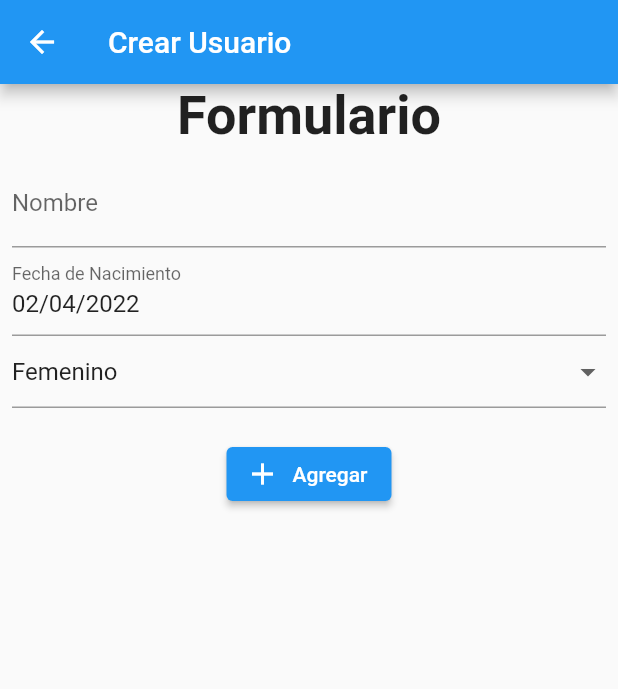
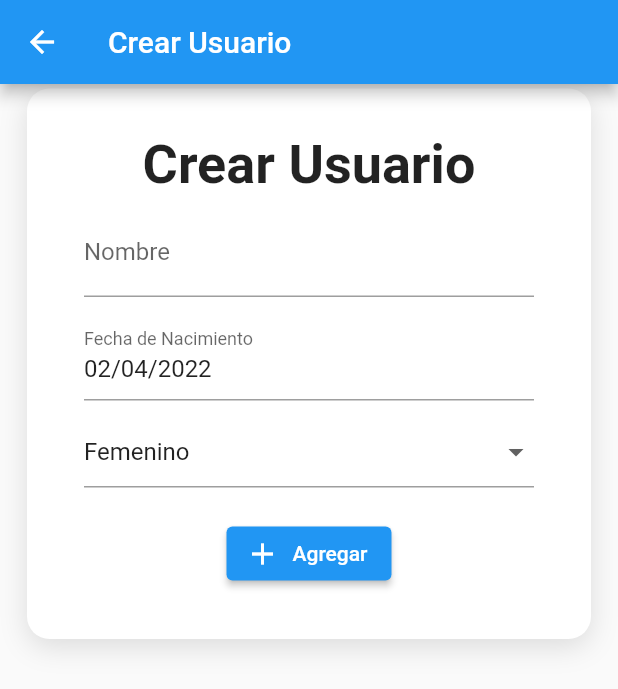
Before and after one commit to ramirezsebas/crud_usuarios_test_flutter, a Flutter app: the UsuarioFormPage screen opened directly, on a phone screen of 412 x 824 dp. Shown: the top 689 px of the screen. Run offline on Flutter 3.47's test engine with Material 2 defaults, Android fonts, the phone set to English and light mode, and no system bars; our stand-ins replace dio, get_it, sqflite; accounts and stored records are empty; network calls fail.

Commit message:
Fix de Formulario a un Card

```diff
--- a/lib/modules/usuarios/presentation/usuario-form/usuario_form_change_notifier.dart
+++ b/lib/modules/usuarios/presentation/usuario-form/usuario_form_change_notifier.dart
@@ -27,6 +27,7 @@ class UsuarioFormChangeNotifier extends ChangeNotifier {
     nombre = "";
     selectedSexo = "Femenino";
     fechaNacimiento = DateTime.now();
+    notifyListeners();
   }
 
   void changeLoading(bool value) {
--- a/lib/modules/usuarios/presentation/usuario-form/usuario_form_page.dart
+++ b/lib/modules/usuarios/presentation/usuario-form/usuario_form_page.dart
@@ -5,6 +5,7 @@ import 'package:get_it/get_it.dart';
 import 'package:test_itti_flutter/modules/usuarios/infrastructure/sqlite_usuario_respository.dart';
 import 'package:test_itti_flutter/modules/usuarios/presentation/usuario-form/widgets/usuario_form.dart';
 import 'package:test_itti_flutter/modules/usuarios/presentation/usuario-list/usuario_list_page.dart';
+import 'package:test_itti_flutter/shared/widgets/custom_card.dart';
 
 class UsuarioFormPage extends StatefulWidget {
   const UsuarioFormPage({Key? key, required this.edit}) : super(key: key);
@@ -36,10 +37,13 @@ class _UsuarioFormPageState extends State<UsuarioFormPage> {
             },
           ),
         ),
-        body: Column(
+        body: CustomCard(
+          padding: 15,
+          child: SingleChildScrollView(
+            child: Column(
               children: [
                 const Text(
-              "Formulario",
+                  "Crear Usuario",
                   style: TextStyle(
                     fontSize: 36,
                     fontWeight: FontWeight.bold,
@@ -49,6 +53,8 @@ class _UsuarioFormPageState extends State<UsuarioFormPage> {
               ],
             ),
           ),
+        ),
+      ),
     );
   }
 }
--- a/lib/modules/usuarios/presentation/usuario-form/widgets/usuario_form.dart
+++ b/lib/modules/usuarios/presentation/usuario-form/widgets/usuario_form.dart
@@ -53,6 +53,7 @@ class _UsuarioFormState extends State<UsuarioForm> {
                     onChanged:
                         context.read<UsuarioFormChangeNotifier>().changeNombre,
                   ),
+                  const SizedBox(height: 10),
                   TextFormField(
                     readOnly: true,
                     controller: dateController,
@@ -66,22 +67,10 @@ class _UsuarioFormState extends State<UsuarioForm> {
                       return null;
                     },
                     onTap: () async {
-                      //Open DatePicker
-                      var fecha = await showDatePicker(
-                        context: context,
-                        initialDate: DateTime.now(),
-                        firstDate: DateTime(1700),
-                        lastDate: DateTime(2100),
-                      );
-
-                      if (fecha != null) {
-                        context
-                            .read<UsuarioFormChangeNotifier>()
-                            .changeFechaNacimiento(fecha);
-                        dateController.text = DateFormatUtils.formatDate(fecha);
-                      }
+                      await _changeDate(context);
                     },
                   ),
+                  const SizedBox(height: 10),
                   DropdownButtonFormField<String>(
                     value:
                         context.read<UsuarioFormChangeNotifier>().selectedSexo,
@@ -113,6 +102,7 @@ class _UsuarioFormState extends State<UsuarioForm> {
                     icon: const Icon(Icons.add),
                     label: const Text("Agregar"),
                   ),
+                  const SizedBox(height: 10),
                 ],
               ),
             ),
@@ -122,6 +112,22 @@ class _UsuarioFormState extends State<UsuarioForm> {
           const Center(child: CircularProgressIndicator())
       ],
     );
+  }
+
+  Future<void> _changeDate(BuildContext context) async {
+    var fecha = await showDatePicker(
+      context: context,
+      initialDate: DateTime.now(),
+      firstDate: DateTime(1700),
+      lastDate: DateTime(2100),
+    );
+
+    if (fecha != null) {
+      context
+          .read<UsuarioFormChangeNotifier>()
+          .changeFechaNacimiento(fecha);
+      dateController.text = DateFormatUtils.formatDate(fecha);
+    }
   }
 
   Future<void> _saveUsuario(BuildContext context) async {
```
Lines whose indentation alone changed are shown as unchanged.
